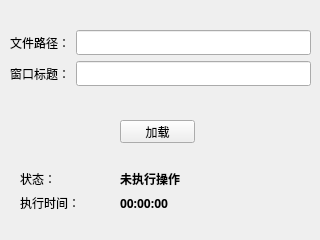
TH1RT3EN-LI/PySeer, file ui/load_file_1.ui: the form before one commit.
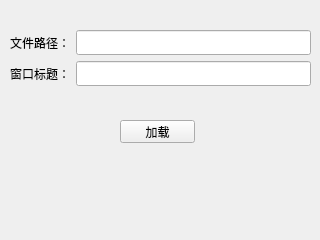
The form after the commit.

What changed in the file:
```diff
--- a/ui/load_file_1.ui
+++ b/ui/load_file_1.ui
@@ -83,79 +83,6 @@
     </item>
    </layout>
   </widget>
-  <widget class="QWidget" name="">
-   <property name="geometry">
-    <rect>
-     <x>20</x>
-     <y>170</y>
-     <width>62</width>
-     <height>42</height>
-    </rect>
-   </property>
-   <layout class="QVBoxLayout" name="verticalLayout_2">
-    <item>
-     <widget class="QLabel" name="label_3">
-      <property name="text">
-       <string>状态：</string>
-      </property>
-     </widget>
-    </item>
-    <item>
-     <widget class="QLabel" name="label_4">
-      <property name="text">
-       <string>执行时间：</string>
-      </property>
-     </widget>
-    </item>
-   </layout>
-  </widget>
-  <widget class="QWidget" name="">
-   <property name="geometry">
-    <rect>
-     <x>120</x>
-     <y>170</y>
-     <width>151</width>
-     <height>42</height>
-    </rect>
-   </property>
-   <property name="font">
-    <font>
-     <family>微软雅黑</family>
-     <weight>75</weight>
-     <bold>true</bold>
-    </font>
-   </property>
-   <layout class="QVBoxLayout" name="verticalLayout_3">
-    <item>
-     <widget class="QLabel" name="label_5">
-      <property name="font">
-       <font>
-        <family>微软雅黑</family>
-        <weight>75</weight>
-        <bold>true</bold>
-       </font>
-      </property>
-      <property name="text">
-       <string>未执行操作</string>
-      </property>
-     </widget>
-    </item>
-    <item>
-     <widget class="QLabel" name="label_6">
-      <property name="font">
-       <font>
-        <family>微软雅黑</family>
-        <weight>75</weight>
-        <bold>true</bold>
-       </font>
-      </property>
-      <property name="text">
-       <string>00:00:00</string>
-      </property>
-     </widget>
-    </item>
-   </layout>
-  </widget>
  </widget>
  <resources/>
  <connections>
```
